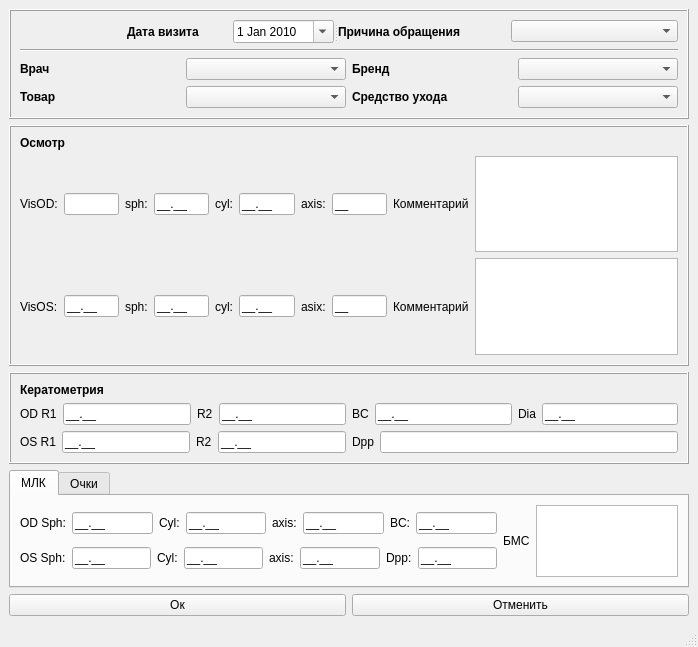
First picture: the form in Optika/visit_info.ui, repository m0nk-tnd/luks, before the edit.
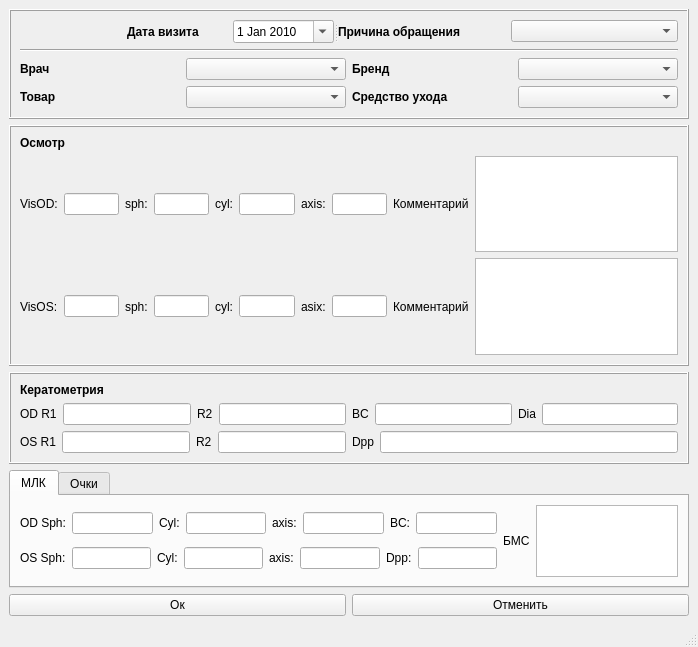
Second picture: the form after the edit. The open tabs and pages were chosen to show the change. Icons and pictures are not drawn.

What changed in the file:
```diff
--- a/Optika/visit_info.ui
+++ b/Optika/visit_info.ui
@@ -284,7 +284,7 @@
            <item>
             <widget class="QLineEdit" name="od_sph_lineEdit">
              <property name="inputMask">
-              <string>#0.00;_</string>
+              <string/>
              </property>
             </widget>
            </item>
@@ -296,11 +296,7 @@
             </widget>
            </item>
            <item>
-            <widget class="QLineEdit" name="od_cyl_lineEdit">
-             <property name="inputMask">
-              <string>#0.00;_</string>
-             </property>
-            </widget>
+            <widget class="QLineEdit" name="od_cyl_lineEdit"/>
            </item>
            <item>
             <widget class="QLabel" name="label_9">
@@ -310,11 +306,7 @@
             </widget>
            </item>
            <item>
-            <widget class="QLineEdit" name="od_axis_lineEdit">
-             <property name="inputMask">
-              <string>00;_</string>
-             </property>
-            </widget>
+            <widget class="QLineEdit" name="od_axis_lineEdit"/>
            </item>
            <item>
             <widget class="QLabel" name="label_11">
@@ -338,11 +330,7 @@
             </widget>
            </item>
            <item>
-            <widget class="QLineEdit" name="os_vis_lineEdit">
-             <property name="inputMask">
-              <string>#0.00;_</string>
-             </property>
-            </widget>
+            <widget class="QLineEdit" name="os_vis_lineEdit"/>
            </item>
            <item>
             <widget class="QLabel" name="label_5">
@@ -352,11 +340,7 @@
             </widget>
            </item>
            <item>
-            <widget class="QLineEdit" name="os_sph_lineEdit">
-             <property name="inputMask">
-              <string>#0.00;_</string>
-             </property>
-            </widget>
+            <widget class="QLineEdit" name="os_sph_lineEdit"/>
            </item>
            <item>
             <widget class="QLabel" name="label_6">
@@ -366,11 +350,7 @@
             </widget>
            </item>
            <item>
-            <widget class="QLineEdit" name="os_cyl_lineEdit">
-             <property name="inputMask">
-              <string>#0.00;_</string>
-             </property>
-            </widget>
+            <widget class="QLineEdit" name="os_cyl_lineEdit"/>
            </item>
            <item>
             <widget class="QLabel" name="label_8">
@@ -380,11 +360,7 @@
             </widget>
            </item>
            <item>
-            <widget class="QLineEdit" name="os_axis_lineEdit">
-             <property name="inputMask">
-              <string>00;_</string>
-             </property>
-            </widget>
+            <widget class="QLineEdit" name="os_axis_lineEdit"/>
            </item>
            <item>
             <widget class="QLabel" name="label_10">
@@ -454,11 +430,7 @@
               </widget>
              </item>
              <item>
-              <widget class="QLineEdit" name="od_r1_lineEdit">
-               <property name="inputMask">
-                <string>#0.00;_</string>
-               </property>
-              </widget>
+              <widget class="QLineEdit" name="od_r1_lineEdit"/>
              </item>
              <item>
               <widget class="QLabel" name="label_37">
@@ -468,11 +440,7 @@
               </widget>
              </item>
              <item>
-              <widget class="QLineEdit" name="od_r2_lineEdit">
-               <property name="inputMask">
-                <string>#0.00;_</string>
-               </property>
-              </widget>
+              <widget class="QLineEdit" name="od_r2_lineEdit"/>
              </item>
             </layout>
            </item>
@@ -486,11 +454,7 @@
               </widget>
              </item>
              <item>
-              <widget class="QLineEdit" name="bc_lineEdit">
-               <property name="inputMask">
-                <string>#0.00;_</string>
-               </property>
-              </widget>
+              <widget class="QLineEdit" name="bc_lineEdit"/>
              </item>
              <item>
               <widget class="QLabel" name="label_41">
@@ -500,11 +464,7 @@
               </widget>
              </item>
              <item>
-              <widget class="QLineEdit" name="dia_lineEdit">
-               <property name="inputMask">
-                <string>#0.00;_</string>
-               </property>
-              </widget>
+              <widget class="QLineEdit" name="dia_lineEdit"/>
              </item>
             </layout>
            </item>
@@ -522,11 +482,7 @@
               </widget>
              </item>
              <item>
-              <widget class="QLineEdit" name="os_r1_lineEdit">
-               <property name="inputMask">
-                <string>#0.00;_</string>
-               </property>
-              </widget>
+              <widget class="QLineEdit" name="os_r1_lineEdit"/>
              </item>
              <item>
               <widget class="QLabel" name="label_38">
@@ -536,11 +492,7 @@
               </widget>
              </item>
              <item>
-              <widget class="QLineEdit" name="os_r2_lineEdit">
-               <property name="inputMask">
-                <string>#0.00;_</string>
-               </property>
-              </widget>
+              <widget class="QLineEdit" name="os_r2_lineEdit"/>
              </item>
             </layout>
            </item>
@@ -593,11 +545,7 @@
                </widget>
               </item>
               <item>
-               <widget class="QLineEdit" name="od_sph_mkl_lineEdit">
-                <property name="inputMask">
-                 <string>#0.00;_</string>
-                </property>
-               </widget>
+               <widget class="QLineEdit" name="od_sph_mkl_lineEdit"/>
               </item>
               <item>
                <widget class="QLabel" name="label_15">
@@ -607,11 +555,7 @@
                </widget>
               </item>
               <item>
-               <widget class="QLineEdit" name="od_cyl_mkl_lineEdit">
-                <property name="inputMask">
-                 <string>#0.00;_</string>
-                </property>
-               </widget>
+               <widget class="QLineEdit" name="od_cyl_mkl_lineEdit"/>
               </item>
               <item>
                <widget class="QLabel" name="label_19">
@@ -621,11 +565,7 @@
                </widget>
               </item>
               <item>
-               <widget class="QLineEdit" name="od_axis_mkl_lineEdit">
-                <property name="inputMask">
-                 <string>#0.00;_</string>
-                </property>
-               </widget>
+               <widget class="QLineEdit" name="od_axis_mkl_lineEdit"/>
               </item>
               <item>
                <widget class="QLabel" name="label_17">
@@ -635,11 +575,7 @@
                </widget>
               </item>
               <item>
-               <widget class="QLineEdit" name="bc_mlk_lineEdit">
-                <property name="inputMask">
-                 <string>#0.00;_</string>
-                </property>
-               </widget>
+               <widget class="QLineEdit" name="bc_mlk_lineEdit"/>
               </item>
              </layout>
             </item>
@@ -653,11 +589,7 @@
                </widget>
               </item>
               <item>
-               <widget class="QLineEdit" name="os_sph_mkl_lineEdit">
-                <property name="inputMask">
-                 <string>#0.00;_</string>
-                </property>
-               </widget>
+               <widget class="QLineEdit" name="os_sph_mkl_lineEdit"/>
               </item>
               <item>
                <widget class="QLabel" name="label_14">
@@ -667,11 +599,7 @@
                </widget>
               </item>
               <item>
-               <widget class="QLineEdit" name="os_cyl_mkl_lineEdit">
-                <property name="inputMask">
-                 <string>#0.00;_</string>
-                </property>
-               </widget>
+               <widget class="QLineEdit" name="os_cyl_mkl_lineEdit"/>
               </item>
               <item>
                <widget class="QLabel" name="label_16">
@@ -681,11 +609,7 @@
                </widget>
               </item>
               <item>
-               <widget class="QLineEdit" name="os_axis_mkl_lineEdit">
-                <property name="inputMask">
-                 <string>#0.00;_</string>
-                </property>
-               </widget>
+               <widget class="QLineEdit" name="os_axis_mkl_lineEdit"/>
               </item>
               <item>
                <widget class="QLabel" name="label_12">
@@ -695,11 +619,7 @@
                </widget>
               </item>
               <item>
-               <widget class="QLineEdit" name="dpp_mkl_lineEdit">
-                <property name="inputMask">
-                 <string>#0.00;_</string>
-                </property>
-               </widget>
+               <widget class="QLineEdit" name="dpp_mkl_lineEdit"/>
               </item>
              </layout>
             </item>
```
Left out of the diff: 46 changed lines with no effect on the pictures.
